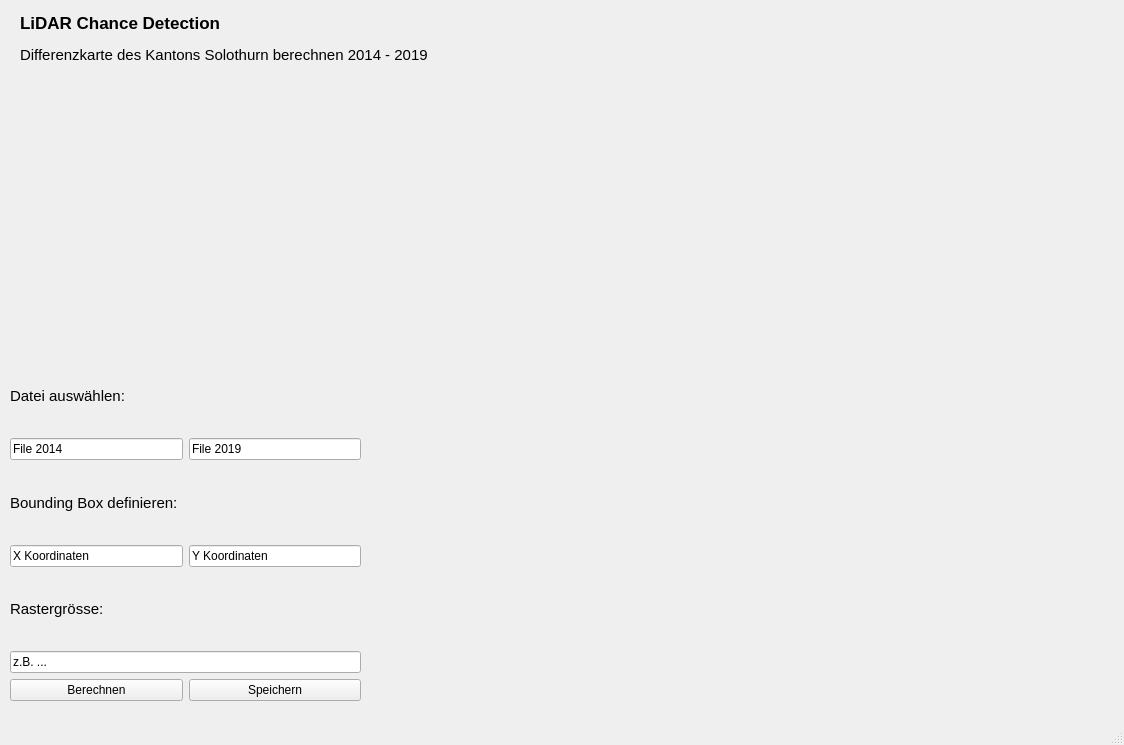
Old version of the form gui.ui in the repository selinawalther/LiDAR-Chance-Detection.
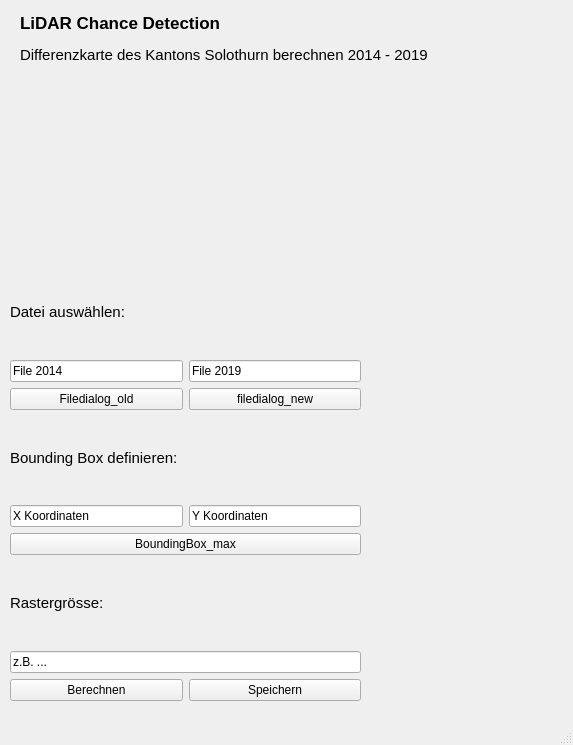
New version of the form.

Commit message: gui in python ueberfuehrt

```diff
--- a/gui.ui
+++ b/gui.ui
@@ -6,7 +6,7 @@
    <rect>
     <x>0</x>
     <y>0</y>
-    <width>1124</width>
+    <width>573</width>
     <height>745</height>
    </rect>
   </property>
@@ -18,9 +18,9 @@
     <property name="geometry">
      <rect>
       <x>10</x>
-      <y>360</y>
+      <y>270</y>
       <width>351</width>
-      <height>341</height>
+      <height>431</height>
      </rect>
     </property>
     <layout class="QVBoxLayout" name="verticalLayout_5">
@@ -60,6 +60,30 @@
        </item>
       </layout>
      </item>
+     <item>
+      <layout class="QHBoxLayout" name="horizontalLayout_5">
+       <item>
+        <widget class="QPushButton" name="filedialog_old">
+         <property name="text">
+          <string>Filedialog_old</string>
+         </property>
+         <property name="autoDefault">
+          <bool>false</bool>
+         </property>
+         <property name="default">
+          <bool>false</bool>
+         </property>
+        </widget>
+       </item>
+       <item>
+        <widget class="QPushButton" name="filedialog_new">
+         <property name="text">
+          <string>filedialog_new</string>
+         </property>
+        </widget>
+       </item>
+      </layout>
+     </item>
      <item>
       <widget class="QLabel" name="bb_def">
        <property name="font">
@@ -92,6 +116,13 @@
        </item>
       </layout>
      </item>
+     <item>
+      <widget class="QPushButton" name="bb_max">
+       <property name="text">
+        <string>BoundingBox_max</string>
+       </property>
+      </widget>
+     </item>
      <item>
       <widget class="QLabel" name="bb_def_2">
        <property name="font">
```
The commit also changes 4 other files.
